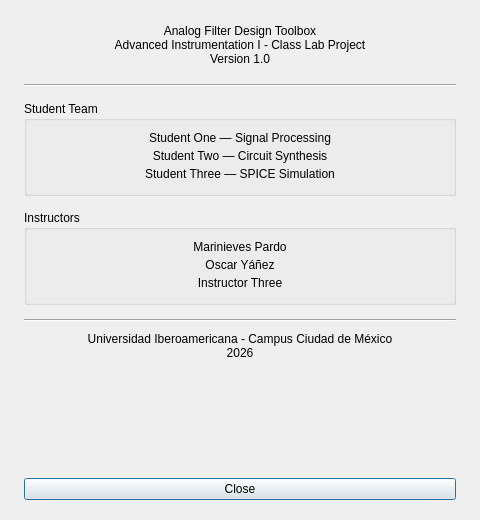
The window that about_dialog.ui (oscarys/filter-toolbox) describes before a commit, drawn with Qt 5.
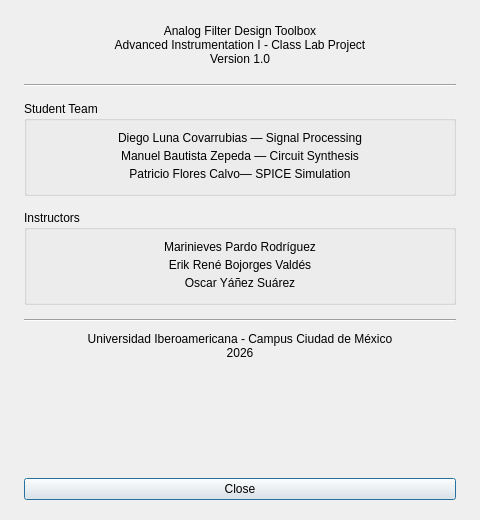
The same window after the commit.

Commit message: style: updated names in about-dialog.ui

```diff
--- a/about_dialog.ui
+++ b/about_dialog.ui
@@ -128,7 +128,7 @@
       <item>
        <widget class="QLabel" name="lblStudent1">
         <property name="text">
-         <string>Student One — Signal Processing</string>
+         <string>Diego Luna Covarrubias — Signal Processing</string>
         </property>
         <property name="alignment">
          <set>Qt::AlignHCenter</set>
@@ -138,7 +138,7 @@
       <item>
        <widget class="QLabel" name="lblStudent2">
         <property name="text">
-         <string>Student Two — Circuit Synthesis</string>
+         <string>Manuel Bautista Zepeda — Circuit Synthesis</string>
         </property>
         <property name="alignment">
          <set>Qt::AlignHCenter</set>
@@ -148,7 +148,7 @@
       <item>
        <widget class="QLabel" name="lblStudent3">
         <property name="text">
-         <string>Student Three — SPICE Simulation</string>
+         <string>Patricio Flores Calvo— SPICE Simulation</string>
         </property>
         <property name="alignment">
          <set>Qt::AlignHCenter</set>
@@ -198,7 +198,7 @@
       <item>
        <widget class="QLabel" name="lblInstructor1">
         <property name="text">
-         <string>Marinieves Pardo</string>
+         <string>Marinieves Pardo Rodríguez</string>
         </property>
         <property name="alignment">
          <set>Qt::AlignHCenter</set>
@@ -208,7 +208,7 @@
       <item>
        <widget class="QLabel" name="lblInstructor2">
         <property name="text">
-         <string>Oscar Yáñez</string>
+         <string>Erik René Bojorges Valdés</string>
         </property>
         <property name="alignment">
          <set>Qt::AlignHCenter</set>
@@ -218,7 +218,7 @@
       <item>
        <widget class="QLabel" name="lblInstructor3">
         <property name="text">
-         <string>Instructor Three</string>
+         <string>Oscar Yáñez Suárez</string>
         </property>
         <property name="alignment">
          <set>Qt::AlignHCenter</set>
```
